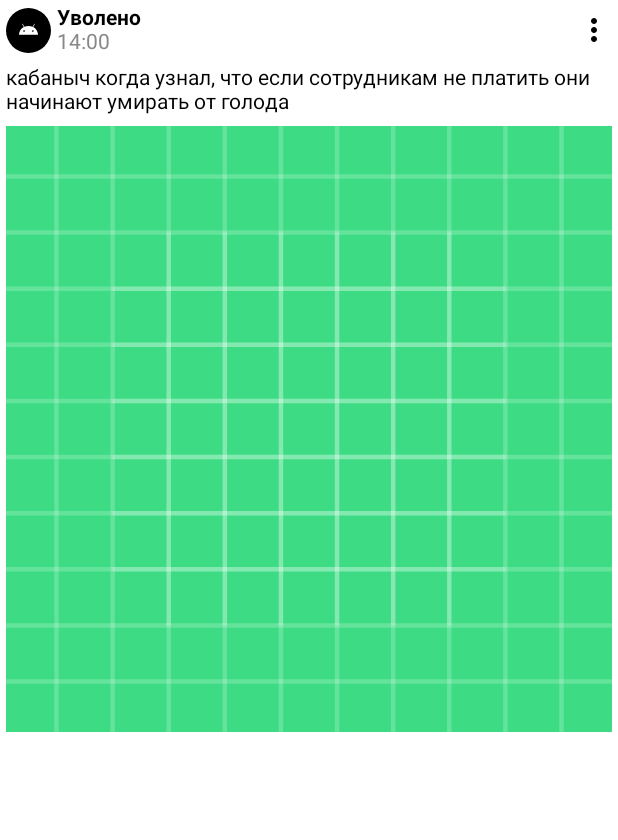
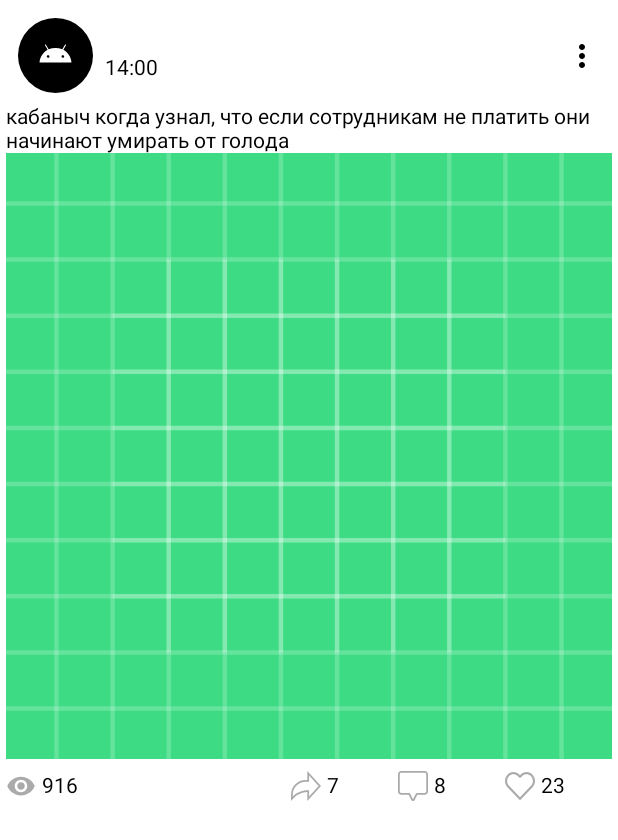
Before and after one commit to DaniyarS/vk_client, an Android app built with Jetpack Compose: the @Preview function VkPostCard, on a phone screen of 412 x 824 dp. Shown: the top 840 px of the screen. Run offline under Robolectric (Android 15) with nearby library versions, the phone set to English and light mode, and no system bars.

Commit message:
material components part

```diff
--- a/app/src/main/java/dev/dslam/vkapiclientbydanik/ui/theme/Color.kt
+++ b/app/src/main/java/dev/dslam/vkapiclientbydanik/ui/theme/Color.kt
@@ -2,7 +2,5 @@ package dev.dslam.vkapiclientbydanik.ui.theme
 
 import androidx.compose.ui.graphics.Color
 
-val Purple200 = Color(0xFFBB86FC)
-val Purple500 = Color(0xFF6200EE)
-val Purple700 = Color(0xFF3700B3)
-val Teal200 = Color(0xFF03DAC5)
+val Black500 = Color(0xff9a9b9d)
+val Black900 = Color(0xff191919)
--- a/app/src/main/java/dev/dslam/vkapiclientbydanik/ui/theme/VkPostCard.kt
+++ b/app/src/main/java/dev/dslam/vkapiclientbydanik/ui/theme/VkPostCard.kt
@@ -6,7 +6,11 @@ import androidx.compose.foundation.layout.*
 import androidx.compose.foundation.shape.CircleShape
 import androidx.compose.foundation.shape.RoundedCornerShape
 import androidx.compose.material.Card
+import androidx.compose.material.Icon
+import androidx.compose.material.MaterialTheme
 import androidx.compose.material.Text
+import androidx.compose.material.icons.Icons
+import androidx.compose.material.icons.rounded.MoreVert
 import androidx.compose.runtime.Composable
 import androidx.compose.ui.Alignment
 import androidx.compose.ui.Modifier
@@ -14,12 +18,12 @@ import androidx.compose.ui.draw.clip
 import androidx.compose.ui.graphics.Color
 import androidx.compose.ui.layout.ContentScale
 import androidx.compose.ui.res.painterResource
+import androidx.compose.ui.res.stringResource
 import androidx.compose.ui.text.font.FontWeight
 import androidx.compose.ui.tooling.preview.Preview
 import androidx.compose.ui.unit.dp
 import dev.dslam.vkapiclientbydanik.R
 
-@Preview
 @Composable
 fun VkPostCard() {
 
@@ -32,29 +36,50 @@ fun VkPostCard() {
             modifier = Modifier
                 .padding(4.dp)
         ) {
-            Row(modifier = Modifier.fillMaxWidth(), verticalAlignment = Alignment.CenterVertically) {
+            VkPostCardHeader()
+            VkPostCardBody()
+            VkPostCardFooter()
+        }
+    }
+}
+
+@Composable
+fun VkPostCardHeader() {
+    Row(
+        modifier = Modifier
+            .fillMaxWidth()
+            .padding(8.dp), verticalAlignment = Alignment.CenterVertically
+    ) {
+
         Image(
             modifier = Modifier
-                        .size(30.dp)
+                .size(50.dp)
                 .clip(CircleShape)
                 .background(Color.Black),
             painter = painterResource(id = R.drawable.ic_launcher_foreground),
-                    contentDescription = ""
+            contentDescription = null
         )
 
-                Column(modifier = Modifier.absolutePadding(4.dp)) {
-                    Text(text = "Уволено", fontWeight = FontWeight.Bold, color = Color.Black)
-                    Text(text = "14:00", color = Color.Gray)
+        Spacer(modifier = Modifier.width(8.dp))
+
+        Column(modifier = Modifier.weight(1f)) {
+            Text(text = "Уволено", fontWeight = FontWeight.Bold, color = MaterialTheme.colors.onPrimary)
+            Spacer(modifier = Modifier.width(4.dp))
+            Text(text = "14:00", color = MaterialTheme.colors.onSecondary)
         }
 
-                Spacer(modifier = Modifier.weight(1f))
-
-                Image(painter = painterResource(id = R.drawable.ic_baseline_more_vert_24), contentDescription = "")
+        Icon(
+            imageVector = Icons.Rounded.MoreVert,
+            contentDescription = null,
+            tint = MaterialTheme.colors.onSecondary
+        )
+    }
 }
 
+@Composable
+fun VkPostCardBody() {
     Text(
-                text = "кабаныч когда узнал, что если сотрудникам не платить они начинают умирать от голода",
-                color = Color.Black, modifier = Modifier.absolutePadding(top = 8.dp, bottom = 8.dp)
+        text = stringResource(R.string.template_text)
     )
 
     Image(
@@ -64,6 +89,63 @@ fun VkPostCard() {
         contentScale = ContentScale.FillWidth
     )
 }
+
+@Composable
+fun VkPostCardFooter() {
+    Row(
+        modifier = Modifier.padding(top = 8.dp),
+        verticalAlignment = Alignment.CenterVertically
+    ) {
+        Row(verticalAlignment = Alignment.CenterVertically) {
+            Image(painter = painterResource(id = R.drawable.ic_views_count), contentDescription = null)
+            Text(
+                modifier = Modifier.absolutePadding(left = 4.dp),
+                text = "916",
+                color = MaterialTheme.colors.onSecondary
+            )
         }
 
+        Spacer(modifier = Modifier.weight(2f))
+
+        Row(modifier = Modifier.weight(1f), verticalAlignment = Alignment.CenterVertically) {
+            Image(painter = painterResource(id = R.drawable.ic_share), contentDescription = null)
+            Text(
+                modifier = Modifier.absolutePadding(left = 4.dp),
+                text = "7",
+                color = MaterialTheme.colors.onSecondary
+            )
         }
+        Row(modifier = Modifier.weight(1f), verticalAlignment = Alignment.CenterVertically) {
+            Image(painter = painterResource(id = R.drawable.ic_comment), contentDescription = null)
+            Text(
+                modifier = Modifier.absolutePadding(left = 4.dp),
+                text = "8",
+                color = MaterialTheme.colors.onSecondary
+            )
+        }
+        Row(modifier = Modifier.weight(1f), verticalAlignment = Alignment.CenterVertically) {
+            Image(painter = painterResource(id = R.drawable.ic_like), contentDescription = null)
+            Text(
+                modifier = Modifier.absolutePadding(left = 4.dp),
+                text = "23",
+                color = MaterialTheme.colors.onSecondary
+            )
+        }
+    }
+}
+
+@Preview
+@Composable
+fun PreviewLight() {
+    VkApiClientByDanikTheme(darkTheme = false) {
+        VkPostCard()
+    }
+}
+
+@Preview
+@Composable
+fun PreviewDark() {
+    VkApiClientByDanikTheme(darkTheme = true) {
+        VkPostCard()
+    }
+}
--- /dev/null
+++ b/app/src/main/res/drawable-v24/ic_comment.xml
@@ -0,0 +1,9 @@
+<vector xmlns:android="http://schemas.android.com/apk/res/android"
+    android:width="20dp"
+    android:height="20dp"
+    android:viewportWidth="512"
+    android:viewportHeight="512">
+    <path
+        android:fillColor="@android:color/darker_gray"
+        android:pathData="m456.836,0h-401.668c-30.422,0 -55.168,24.746 -55.168,55.168v294.238c0,30.418 24.746,55.164 55.168,55.164h127.297l42.156,84.316c7.344,14.688 18.781,23.113 31.379,23.113s24.035,-8.426 31.379,-23.113l42.16,-84.316h127.297c30.418,0 55.164,-24.746 55.164,-55.164v-294.238c0,-30.422 -24.746,-55.168 -55.164,-55.168zM482,349.406c0,13.875 -11.289,25.164 -25.164,25.164h-136.566c-5.684,0 -10.875,3.211 -13.418,8.293l-46.305,92.605c-1.867,3.734 -3.621,5.57 -4.547,6.273 -0.926,-0.703 -2.68,-2.539 -4.547,-6.273l-46.305,-92.605c-2.539,-5.082 -7.734,-8.293 -13.414,-8.293h-136.566c-13.879,0 -25.168,-11.289 -25.168,-25.164v-294.238c0,-13.879 11.289,-25.168 25.168,-25.168h401.668c13.875,0 25.164,11.289 25.164,25.168zM482,349.406" />
+</vector>
--- /dev/null
+++ b/app/src/main/res/drawable-v24/ic_like.xml
@@ -0,0 +1,9 @@
+<vector xmlns:android="http://schemas.android.com/apk/res/android"
+    android:width="20dp"
+    android:height="20dp"
+    android:viewportWidth="477.534"
+    android:viewportHeight="477.534">
+    <path
+        android:fillColor="@android:color/darker_gray"
+        android:pathData="M438.482,58.61c-24.7,-26.549 -59.311,-41.655 -95.573,-41.711c-36.291,0.042 -70.938,15.14 -95.676,41.694l-8.431,8.909l-8.431,-8.909C181.284,5.762 98.662,2.728 45.832,51.815c-2.341,2.176 -4.602,4.436 -6.778,6.778c-52.072,56.166 -52.072,142.968 0,199.134l187.358,197.581c6.482,6.843 17.284,7.136 24.127,0.654c0.224,-0.212 0.442,-0.43 0.654,-0.654l187.29,-197.581C490.551,201.567 490.551,114.77 438.482,58.61zM413.787,234.226h-0.017L238.802,418.768L63.818,234.226c-39.78,-42.916 -39.78,-109.233 0,-152.149c36.125,-39.154 97.152,-41.609 136.306,-5.484c1.901,1.754 3.73,3.583 5.484,5.484l20.804,21.948c6.856,6.812 17.925,6.812 24.781,0l20.804,-21.931c36.125,-39.154 97.152,-41.609 136.306,-5.484c1.901,1.754 3.73,3.583 5.484,5.484C453.913,125.078 454.207,191.516 413.787,234.226z" />
+</vector>
--- /dev/null
+++ b/app/src/main/res/drawable-v24/ic_share.xml
@@ -0,0 +1,9 @@
+<vector xmlns:android="http://schemas.android.com/apk/res/android"
+    android:width="20dp"
+    android:height="20dp"
+    android:viewportWidth="512"
+    android:viewportHeight="512">
+    <path
+        android:fillColor="@android:color/darker_gray"
+        android:pathData="m511.824,255.863 l-233.336,-255.863v153.266h-27.105c-67.145,0 -130.273,26.148 -177.754,73.629 -47.48,47.48 -73.629,110.609 -73.629,177.758v107.348l44.781,-49.066c59.902,-65.629 144.934,-103.594 233.707,-104.457v153.254zM30.004,434.867v-30.215c0,-59.133 23.027,-114.73 64.84,-156.543s97.406,-64.84 156.539,-64.84h57.105v-105.844l162.734,178.438 -162.734,178.441v-105.844h-26.918c-94.703,0 -185.773,38.652 -251.566,106.406zM30.004,434.867" />
+</vector>
--- /dev/null
+++ b/app/src/main/res/drawable-v24/ic_views_count.xml
@@ -0,0 +1,10 @@
+<vector xmlns:android="http://schemas.android.com/apk/res/android"
+    android:width="20dp"
+    android:height="20dp"
+    android:viewportWidth="24"
+    android:viewportHeight="24"
+    android:tint="@android:color/darker_gray">
+  <path
+      android:fillColor="@android:color/white"
+      android:pathData="M12,4.5C7,4.5 2.73,7.61 1,12c1.73,4.39 6,7.5 11,7.5s9.27,-3.11 11,-7.5c-1.73,-4.39 -6,-7.5 -11,-7.5zM12,17c-2.76,0 -5,-2.24 -5,-5s2.24,-5 5,-5 5,2.24 5,5 -2.24,5 -5,5zM12,9c-1.66,0 -3,1.34 -3,3s1.34,3 3,3 3,-1.34 3,-3 -1.34,-3 -3,-3z"/>
+</vector>
--- a/app/src/main/res/drawable/ic_baseline_more_vert_24.xml
+++ /dev/null
@@ -1,5 +0,0 @@
-<vector android:height="24dp" android:tint="#000000"
-    android:viewportHeight="24" android:viewportWidth="24"
-    android:width="24dp" xmlns:android="http://schemas.android.com/apk/res/android">
-    <path android:fillColor="@android:color/white" android:pathData="M12,8c1.1,0 2,-0.9 2,-2s-0.9,-2 -2,-2 -2,0.9 -2,2 0.9,2 2,2zM12,10c-1.1,0 -2,0.9 -2,2s0.9,2 2,2 2,-0.9 2,-2 -0.9,-2 -2,-2zM12,16c-1.1,0 -2,0.9 -2,2s0.9,2 2,2 2,-0.9 2,-2 -0.9,-2 -2,-2z"/>
-</vector>
--- a/app/src/main/res/values/strings.xml
+++ b/app/src/main/res/values/strings.xml
@@ -1,3 +1,4 @@
 <resources>
     <string name="app_name">Vk Api Client By Danik</string>
+    <string name="template_text">кабаныч когда узнал, что если сотрудникам не платить они начинают умирать от голода</string>
 </resources>
```
Also changed, not shown: app/src/main/java/dev/dslam/vkapiclientbydanik/MainActivity.kt (+76 -7 lines), app/src/main/java/dev/dslam/vkapiclientbydanik/ui/theme/Theme.kt (+14 -15 lines). Lines whose indentation alone changed are shown as unchanged.
